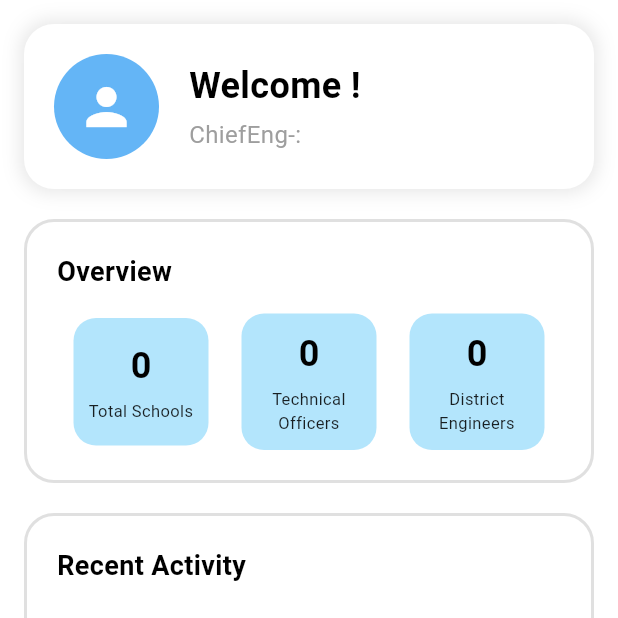
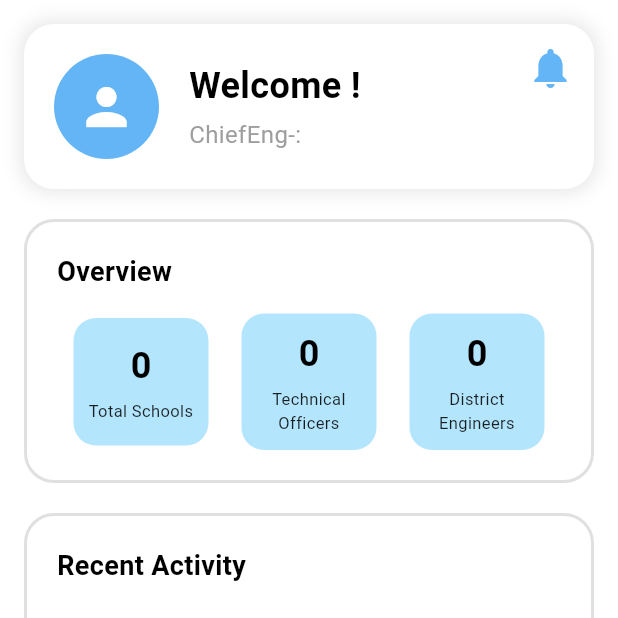
Before and after one commit to IrrigationDepartment/BuildCare, a Flutter app: the ChiefEngDashboard screen opened directly with empty values, on a phone screen of 412 x 824 dp, the top half of it. Run offline on Flutter 3.47's test engine with Material 3 defaults, Android fonts, the phone set to English and light mode, and no system bars; our stand-ins replace cloud_firestore, firebase_auth, firebase_core; accounts and stored records are empty; network calls fail.

Commit message:
add the notification
add the notificatio the dashboard

```diff
--- a/lib/screens/ChiefEng/dashboard.dart
+++ b/lib/screens/ChiefEng/dashboard.dart
@@ -79,7 +79,8 @@ class _ChiefEngineerDashboardState extends State<ChiefEngDashboard> {
         padding: const EdgeInsets.all(16.0),
         child: Column(
           children: [
-
+            Stack(
+              children: [
                 Container(
                   width: double.infinity,
                   padding: const EdgeInsets.all(20),
@@ -99,8 +100,8 @@ class _ChiefEngineerDashboardState extends State<ChiefEngDashboard> {
                       Container(
                         width: 70,
                         height: 70,
-                    decoration: BoxDecoration(
-                      color: const Color(0xFF64B5F6),
+                        decoration: const BoxDecoration(
+                          color: Color(0xFF64B5F6),
                           shape: BoxShape.circle,
                         ),
                         child: const Icon(
@@ -112,6 +113,7 @@ class _ChiefEngineerDashboardState extends State<ChiefEngDashboard> {
                       const SizedBox(width: 20),
                       Column(
                         crossAxisAlignment: CrossAxisAlignment.start,
+                        mainAxisSize: MainAxisSize.min,
                         children: [
                           const Text(
                             'Welcome !',
@@ -134,9 +136,69 @@ class _ChiefEngineerDashboardState extends State<ChiefEngDashboard> {
                     ],
                   ),
                 ),
-
+                Positioned(
+                  top: 5,
+                  right: 5,
+                  child: StreamBuilder<QuerySnapshot>(
+                    stream: FirebaseFirestore.instance
+                        .collection('notifications')
+                        .snapshots(),
+                    builder: (context, snapshot) {
+                      int count = 0;
+                      if (snapshot.hasData) {
+                        count = snapshot.data!.docs.length;
+                      }
+                      return Stack(
+                        children: [
+                          IconButton(
+                            icon: const Icon(
+                              Icons.notifications,
+                              color: Color(0xFF64B5F6),
+                              size: 32,
+                            ),
+                            onPressed: () {
+                              Navigator.push(
+                                context,
+                                MaterialPageRoute(
+                                  builder: (context) =>
+                                      const NotificationsPage(),
+                                ),
+                              );
+                            },
+                          ),
+                          if (count > 0)
+                            Positioned(
+                              right: 3,
+                              top: 8,
+                              child: Container(
+                                padding: const EdgeInsets.all(4),
+                                decoration: BoxDecoration(
+                                  color: Colors.red,
+                                  borderRadius: BorderRadius.circular(10),
+                                ),
+                                constraints: const BoxConstraints(
+                                  minWidth: 18,
+                                  minHeight: 18,
+                                ),
+                                child: Text(
+                                  '$count',
+                                  style: const TextStyle(
+                                    color: Colors.white,
+                                    fontSize: 10,
+                                    fontWeight: FontWeight.bold,
+                                  ),
+                                  textAlign: TextAlign.center,
+                                ),
+                              ),
+                            ),
+                        ],
+                      );
+                    },
+                  ),
+                ),
+              ],
+            ),
             const SizedBox(height: 20),
-
             Container(
               width: double.infinity,
               padding: const EdgeInsets.all(20),
@@ -168,7 +230,6 @@ class _ChiefEngineerDashboardState extends State<ChiefEngDashboard> {
                 ],
               ),
             ),
-
             const SizedBox(height: 20),
             RecentActivitySection(),
             const SizedBox(height: 20),
@@ -240,9 +301,7 @@ class _ChiefEngineerDashboardState extends State<ChiefEngDashboard> {
                 ],
               ),
             ),
-
             const SizedBox(height: 20),
-
             _buildActionButton(
               'View District Engineer Details',
               Icons.engineering,
@@ -1365,3 +1424,58 @@ class DistrictEngineerDashboardCardStream extends StatelessWidget {
     );
   }
 }
+
+//notification page
+class NotificationsPage extends StatelessWidget {
+  const NotificationsPage({super.key});
+
+  @override
+  Widget build(BuildContext context) {
+    return Scaffold(
+      appBar: AppBar(
+        title: const Text('Notifications'),
+        backgroundColor: const Color(0xFF64B5F6),
+        foregroundColor: Colors.white,
+      ),
+      body: StreamBuilder<QuerySnapshot>(
+        stream: FirebaseFirestore.instance
+            .collection('notifications')
+            .orderBy('timestamp', descending: true)
+            .snapshots(),
+        builder: (context, snapshot) {
+          if (snapshot.hasError) {
+            return const Center(child: Text('Error loading notifications'));
+          }
+          if (!snapshot.hasData || snapshot.data!.docs.isEmpty) {
+            return const Center(child: Text('No notifications'));
+          }
+
+          return ListView(
+            children: snapshot.data!.docs.map((doc) {
+              var data = doc.data() as Map<String, dynamic>;
+
+              return ListTile(
+                leading: const Icon(Icons.notifications),
+                title: Text(data['title'] ?? 'No Title'),
+                subtitle: Text(data['message'] ?? ''),
+                trailing: Text(
+                  data['timestamp'] != null
+                      ? (data['timestamp'] as Timestamp).toDate().toString()
+                      : '',
+                  style: const TextStyle(fontSize: 10, color: Colors.grey),
+                ),
+                onTap: () async {
+                  // mark as seen when tapped
+                  await FirebaseFirestore.instance
+                      .collection('notifications')
+                      .doc(doc.id)
+                      .update({'seen': true});
+                },
+              );
+            }).toList(),
+          );
+        },
+      ),
+    );
+  }
+}
```
Lines whose indentation alone changed are shown as unchanged.
